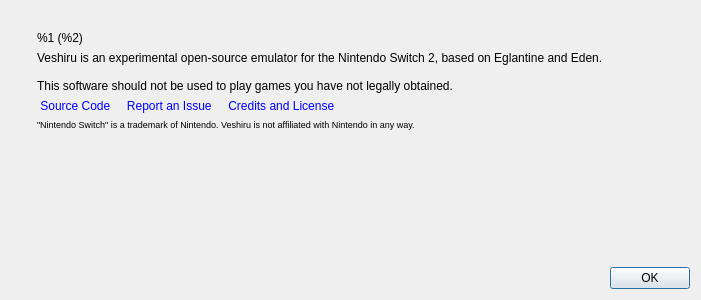
Before: the Qt Designer form src/veshiru/aboutdialog.ui in 2archiver/Veshiru, drawn with Qt 5.
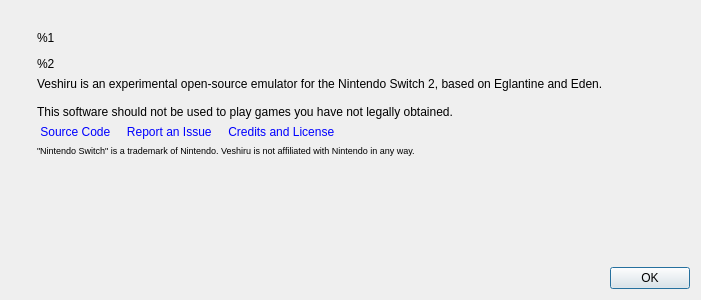
After: the same form once the commit is applied. Icons and pictures are not drawn.

Patch:
```diff
--- a/src/veshiru/aboutdialog.ui
+++ b/src/veshiru/aboutdialog.ui
@@ -82,7 +82,7 @@
           </sizepolicy>
          </property>
          <property name="text">
-          <string>&lt;html&gt;&lt;head/&gt;&lt;body&gt;&lt;p&gt;%1 (%2)&lt;/p&gt;&lt;/body&gt;&lt;/html&gt;</string>
+          <string>&lt;html&gt;&lt;head/&gt;&lt;body&gt;&lt;p&gt;%1&lt;/p&gt;&lt;p&gt;%2&lt;/p&gt;&lt;/body&gt;&lt;/html&gt;</string>
          </property>
         </widget>
        </item>
```
